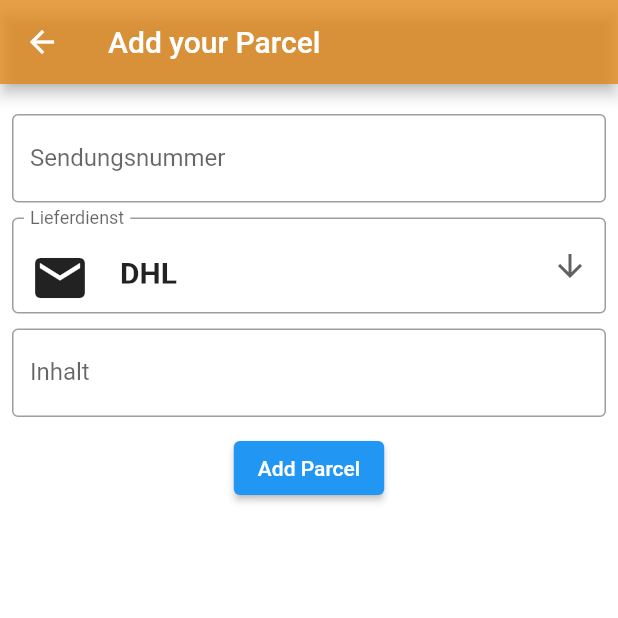
After one commit to oza-c/shipped, a Flutter app: the screen it shows after launch, after a tap on "Add your first Parcel", on a phone screen of 412 x 824 dp, the top half of it. The commit adds this screen. Run offline on Flutter 3.47's test engine with Material 2 defaults, Android fonts, the phone set to English and light mode, and no system bars; our stand-ins replace liquid_pull_to_refresh.

Commit message:
add "parcel add" page

```diff
--- a/lib/main.dart
+++ b/lib/main.dart
@@ -1,6 +1,7 @@
 import 'package:flutter/material.dart';
 import 'package:flutter/rendering.dart';
 import 'package:liquid_pull_to_refresh/liquid_pull_to_refresh.dart';
+import 'package:shipped/sites/addParcel.dart';
 import 'assets/parcel.dart';
 
 void main() {
@@ -26,7 +27,6 @@ class HomeScreen extends StatefulWidget {
 }
 
 class _HomeScreenState extends State<HomeScreen> {
-
   @override
   Widget build(BuildContext context) {
     return Scaffold(
@@ -58,8 +58,7 @@ class _HomeScreenState extends State<HomeScreen> {
       ),
       body: Padding(
           padding: const EdgeInsetsDirectional.fromSTEB(0, 0, 0, 0),
-            child: ParcelList()
-            ),
+          child: ParcelList()),
     );
   }
 }
@@ -82,53 +81,54 @@ class _ParcelListState extends State<ParcelList> {
 
   Future loadList() async {
     await Future.delayed(const Duration(milliseconds: 1000));
-    data = [];
-    data.add(Shipment(
-        parcelname: 'Amazon',
-        parcel_id: '92183912843023812',
-        shippingprovider: 'DHL'));
-    data.add(Shipment(
-        parcelname: 'LFDY',
-        parcel_id: '92183912843023812',
-        shippingprovider: 'DHL'));
-    data.add(Shipment(
-        parcelname: 'PESO',
-        parcel_id: '92183912843023812',
-        shippingprovider: 'DHL'));
-    data.add(Shipment(
-        parcelname: 'Zalando',
-        parcel_id: '92183912843023812',
-        shippingprovider: 'DHL'));
+    setState(() => data = data);
+  }
 
-    setState(() => data = data);
+  Future addDataToList(Shipment getData) async {
+    data.add(getData);
+    loadList();
   }
 
   @override
   Widget build(BuildContext context) => buildList();
 
   Widget buildList() => data.isEmpty
-      ? const Center(child: CircularProgressIndicator())
+      ? Center(
+          child: ElevatedButton(
+            onPressed: (() {
+              addNewEntry();
+            }), child: Container(
+              height: 60,
+              width: 200,
+              child: Row(
+              children: const <Widget>[
+                Icon(Icons.add),
+                Text("Add your first Parcel")
+              ]
+            ))))
       : Scaffold(
           body: NestedScrollView(
             floatHeaderSlivers: true,
-          headerSliverBuilder: (context, innerBoxIsScrolled) =>[
+            headerSliverBuilder: (context, innerBoxIsScrolled) => [
               const SliverAppBar(
                 floating: true,
-            snap : true,
+                snap: true,
                 title: Text("Add Parcel +"),
                 centerTitle: true,
                 backgroundColor: Color.fromARGB(225, 226, 133, 19),
               )
-          ], body:  LiquidPullToRefresh(
+            ],
+            body: LiquidPullToRefresh(
               onRefresh: loadList,
               color: const Color.fromARGB(196, 226, 133, 19),
               key: null,
               child: NotificationListener<UserScrollNotification>(
                 onNotification: (notification) {
-               if(notification.direction == ScrollDirection.forward) {
-                 if(!isFabVisible) setState(() => isFabVisible = true);
-               }else if(notification.direction == ScrollDirection.reverse){
-                 if(isFabVisible) setState(() => isFabVisible = false);
+                  if (notification.direction == ScrollDirection.forward) {
+                    if (!isFabVisible) setState(() => isFabVisible = true);
+                  } else if (notification.direction ==
+                      ScrollDirection.reverse) {
+                    if (isFabVisible) setState(() => isFabVisible = false);
                   }
                   return true;
                 },
@@ -146,13 +146,21 @@ class _ParcelListState extends State<ParcelList> {
               ),
             ),
           ),
-          floatingActionButton: isFabVisible ? const FloatingActionButton(
-              onPressed: null,
+          floatingActionButton: isFabVisible
+              ? FloatingActionButton(
+                  onPressed: () async {
+                    await addNewEntry();
+                  },
                   backgroundColor: Color.fromARGB(255, 226, 133, 19),
-              child: Icon(Icons.add)
-            )
+                  child: Icon(Icons.add))
               : null,
         );
+
+  Future<void> addNewEntry() async {
+    final result = await Navigator.push(
+        context, MaterialPageRoute(builder: ((context) => const AddParcel())));
+        if(result != null) addDataToList(result);
+  }
 
   Widget buildItem(Shipment parcel) => Container(
       child: Stack(children: <Widget>[
@@ -195,8 +203,8 @@ class _ParcelListState extends State<ParcelList> {
                 child: const Padding(
                   padding: EdgeInsets.all(8.0),
                   child: Text("Das Paket ist im Zustellzentrum angekommen",
-                      style: TextStyle(
-                          fontWeight: FontWeight.bold, fontSize: 15)),
+                      style:
+                          TextStyle(fontWeight: FontWeight.bold, fontSize: 15)),
                 ))),
       ]),
       decoration: const BoxDecoration(
--- /dev/null
+++ b/lib/sites/addParcel.dart
@@ -0,0 +1,122 @@
+import 'package:flutter/material.dart';
+import 'package:shipped/assets/parcel.dart';
+
+class AddParcel extends StatefulWidget {
+  const AddParcel({Key? key}) : super(key: key);
+
+  @override
+  State<AddParcel> createState() => _AddParcelState();
+}
+
+final _formKey = GlobalKey<FormState>();
+
+class _AddParcelState extends State<AddParcel> {
+  String dropdownValue = 'DHL';
+  TextEditingController _parcelIdController = new TextEditingController();
+  TextEditingController _parcelValueController = new TextEditingController();
+  void validateAndSave() {
+    final form = _formKey.currentState;
+    if (form!.validate()) {
+      Navigator.pop(
+          context,
+          Shipment(
+              parcelname: _parcelIdController.text,
+              parcel_id: _parcelValueController.text,
+              shippingprovider: dropdownValue));
+    } else {
+      print('form is invalid');
+    }
+  }
+
+  @override
+  Widget build(BuildContext context) {
+    return Scaffold(
+      backgroundColor: Colors.white,
+      appBar: AppBar(
+        backgroundColor: const Color.fromARGB(196, 226, 133, 19),
+        title: const Text("Add your Parcel"),
+      ),
+      body: Form(
+        key: _formKey,
+        child: Padding(
+          padding: const EdgeInsetsDirectional.fromSTEB(8, 20, 8, 8),
+          child: Column(
+            mainAxisAlignment: MainAxisAlignment.start,
+            children: <Widget>[
+              TextFormField(
+                keyboardType: TextInputType.text,
+                autocorrect: false,
+                controller: _parcelIdController,
+                decoration: const InputDecoration(
+                  labelText: 'Sendungsnummer',
+                  border: OutlineInputBorder(),
+                ),
+                validator: (value) {
+                  if (value!.isEmpty) {
+                    return "Fill the Field please";
+                  }
+                  return null;
+                },
+              ),
+              const SizedBox(height: 10),
+              SizedBox(
+                width: 500,
+                child: DropdownButtonFormField<String>(
+                  decoration: const InputDecoration(
+                    labelText: 'Lieferdienst',
+                    border: OutlineInputBorder(),
+                  ),
+                  value: dropdownValue,
+                  icon: const Icon(Icons.arrow_downward),
+                  elevation: 16,
+                  onChanged: (String? newValue) {
+                    setState(() {
+                      dropdownValue = newValue!;
+                    });
+                  },
+                  items: <String>['DHL', 'DPD', 'UPS', 'Hermes']
+                      .map<DropdownMenuItem<String>>((String value) {
+                    return DropdownMenuItem<String>(
+                        value: value,
+                        child: Row(
+                          children: <Widget>[
+                            const Padding(
+                              padding:
+                                  EdgeInsetsDirectional.fromSTEB(0, 0, 0, 0),
+                              child: Icon(Icons.mail, size: 40),
+                            ),
+                            Padding(
+                                padding: const EdgeInsetsDirectional.fromSTEB(
+                                    20, 5, 0, 0),
+                                child: Text(value,
+                                    style: const TextStyle(
+                                        fontWeight: FontWeight.bold,
+                                        fontSize: 20)))
+                          ],
+                        ));
+                  }).toList(),
+                ),
+              ),
+              const SizedBox(height: 10),
+              TextFormField(
+                keyboardType: TextInputType.text,
+                autocorrect: false,
+                controller: _parcelValueController,
+                decoration: const InputDecoration(
+                  labelText: 'Inhalt',
+                  border: OutlineInputBorder(),
+                ),
+              ),
+              const SizedBox(height: 10),
+              ElevatedButton(
+                  onPressed: () {
+                    validateAndSave();
+                  },
+                  child: const Text("Add Parcel"))
+            ],
+          ),
+        ),
+      ),
+    );
+  }
+}
```
Lines whose indentation alone changed are shown as unchanged.
